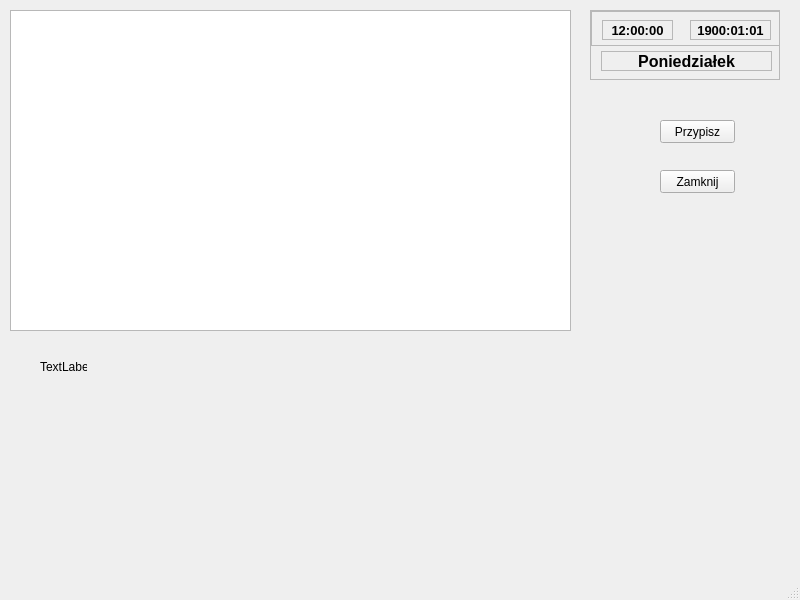
First picture: the form in Urzadzenia/urzadzenialistakontrahent.ui, repository Astropl/TestRamek, before the edit.
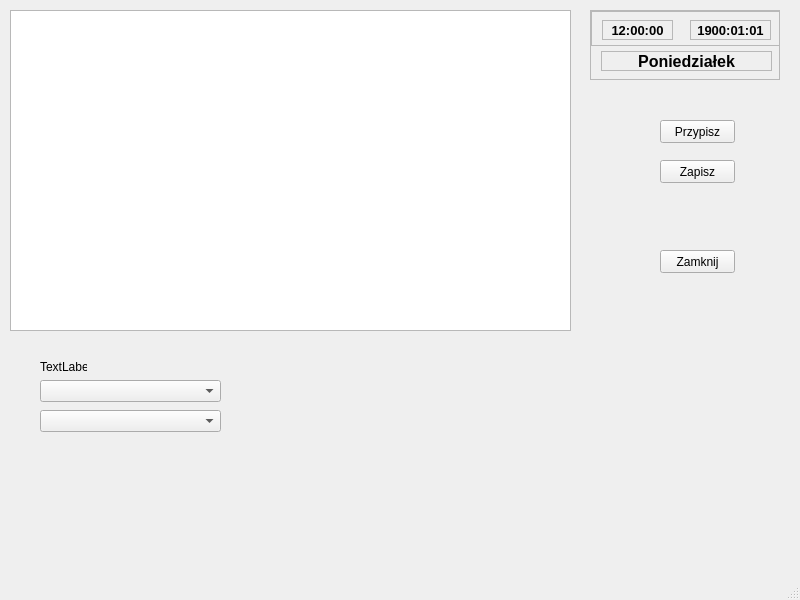
Second picture: the form after the edit.

What changed in the file:
```diff
--- a/Urzadzenia/urzadzenialistakontrahent.ui
+++ b/Urzadzenia/urzadzenialistakontrahent.ui
@@ -183,7 +183,7 @@
     <property name="geometry">
      <rect>
       <x>660</x>
-      <y>170</y>
+      <y>250</y>
       <width>75</width>
       <height>23</height>
      </rect>
@@ -192,6 +192,39 @@
      <string>Zamknij</string>
     </property>
    </widget>
+   <widget class="QComboBox" name="comboBox">
+    <property name="geometry">
+     <rect>
+      <x>40</x>
+      <y>380</y>
+      <width>181</width>
+      <height>22</height>
+     </rect>
+    </property>
+   </widget>
+   <widget class="QComboBox" name="comboBox_2">
+    <property name="geometry">
+     <rect>
+      <x>40</x>
+      <y>410</y>
+      <width>181</width>
+      <height>22</height>
+     </rect>
+    </property>
+   </widget>
+   <widget class="QPushButton" name="pushButton_3">
+    <property name="geometry">
+     <rect>
+      <x>660</x>
+      <y>160</y>
+      <width>75</width>
+      <height>23</height>
+     </rect>
+    </property>
+    <property name="text">
+     <string>Zapisz</string>
+    </property>
+   </widget>
    <zorder>tableView</zorder>
    <zorder>labelTest</zorder>
    <zorder>scrollArea_8</zorder>
```
Left out of the diff: 9 changed lines with no effect on the pictures.
